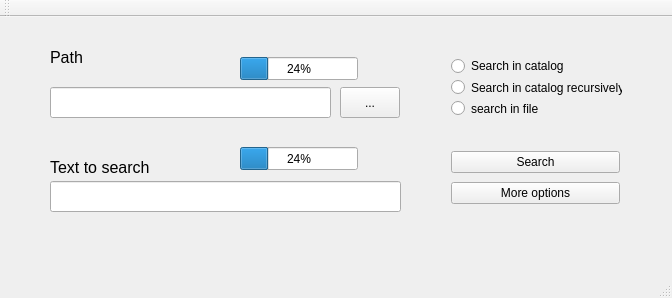
Qt form officeHelp/mainwindow.ui (michalhuras/Office-Help) before a commit.
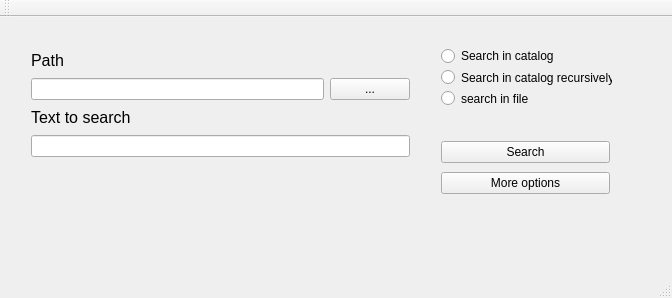
The same form after that commit.

Commit message: new class ServerMenager

What changed in the file:
```diff
--- a/officeHelp/mainwindow.ui
+++ b/officeHelp/mainwindow.ui
@@ -14,34 +14,11 @@
    <string>MainWindow</string>
   </property>
   <widget class="QWidget" name="centralWidget">
-   <widget class="QLineEdit" name="pathBox">
-    <property name="geometry">
-     <rect>
-      <x>50</x>
-      <y>70</y>
-      <width>281</width>
-      <height>31</height>
-     </rect>
-    </property>
-   </widget>
-   <widget class="QPushButton" name="pushButton_4">
-    <property name="geometry">
-     <rect>
-      <x>340</x>
-      <y>70</y>
-      <width>60</width>
-      <height>31</height>
-     </rect>
-    </property>
-    <property name="text">
-     <string>...</string>
-    </property>
-   </widget>
    <widget class="QWidget" name="verticalLayoutWidget">
     <property name="geometry">
      <rect>
-      <x>440</x>
-      <y>30</y>
+      <x>430</x>
+      <y>20</y>
       <width>193</width>
       <height>80</height>
      </rect>
@@ -70,57 +47,11 @@
      </item>
     </layout>
    </widget>
-   <widget class="QLineEdit" name="textToFindBox">
-    <property name="geometry">
-     <rect>
-      <x>50</x>
-      <y>164</y>
-      <width>351</width>
-      <height>31</height>
-     </rect>
-    </property>
-   </widget>
-   <widget class="QLabel" name="label">
-    <property name="geometry">
-     <rect>
-      <x>50</x>
-      <y>30</y>
-      <width>41</width>
-      <height>21</height>
-     </rect>
-    </property>
-    <property name="font">
-     <font>
-      <pointsize>12</pointsize>
-     </font>
-    </property>
-    <property name="text">
-     <string>Path </string>
-    </property>
-   </widget>
-   <widget class="QLabel" name="label_2">
-    <property name="geometry">
-     <rect>
-      <x>50</x>
-      <y>140</y>
-      <width>141</width>
-      <height>20</height>
-     </rect>
-    </property>
-    <property name="font">
-     <font>
-      <pointsize>12</pointsize>
-     </font>
-    </property>
-    <property name="text">
-     <string>Text to search </string>
-    </property>
-   </widget>
    <widget class="QWidget" name="layoutWidget">
     <property name="geometry">
      <rect>
-      <x>440</x>
-      <y>120</y>
+      <x>430</x>
+      <y>110</y>
       <width>191</width>
       <height>81</height>
      </rect>
@@ -142,31 +73,58 @@
      </item>
     </layout>
    </widget>
-   <widget class="QProgressBar" name="progressBar">
+   <widget class="QWidget" name="verticalLayoutWidget_2">
     <property name="geometry">
      <rect>
-      <x>240</x>
-      <y>40</y>
-      <width>118</width>
-      <height>23</height>
+      <x>20</x>
+      <y>20</y>
+      <width>401</width>
+      <height>131</height>
      </rect>
     </property>
-    <property name="value">
-     <number>24</number>
-    </property>
-   </widget>
-   <widget class="QProgressBar" name="progressBar_2">
-    <property name="geometry">
-     <rect>
-      <x>240</x>
-      <y>130</y>
-      <width>118</width>
-      <height>23</height>
-     </rect>
-    </property>
-    <property name="value">
-     <number>24</number>
-    </property>
+    <layout class="QVBoxLayout" name="verticalLayout_2">
+     <item>
+      <widget class="QLabel" name="label">
+       <property name="font">
+        <font>
+         <pointsize>12</pointsize>
+        </font>
+       </property>
+       <property name="text">
+        <string>Path </string>
+       </property>
+      </widget>
+     </item>
+     <item>
+      <layout class="QHBoxLayout" name="horizontalLayout">
+       <item>
+        <widget class="QLineEdit" name="pathBox"/>
+       </item>
+       <item>
+        <widget class="QPushButton" name="pushButton_4">
+         <property name="text">
+          <string>...</string>
+         </property>
+        </widget>
+       </item>
+      </layout>
+     </item>
+     <item>
+      <widget class="QLabel" name="label_2">
+       <property name="font">
+        <font>
+         <pointsize>12</pointsize>
+        </font>
+       </property>
+       <property name="text">
+        <string>Text to search </string>
+       </property>
+      </widget>
+     </item>
+     <item>
+      <widget class="QLineEdit" name="textToFindBox"/>
+     </item>
+    </layout>
    </widget>
   </widget>
   <widget class="QMenuBar" name="menuBar">
```
The commit also changes 7 other files.
